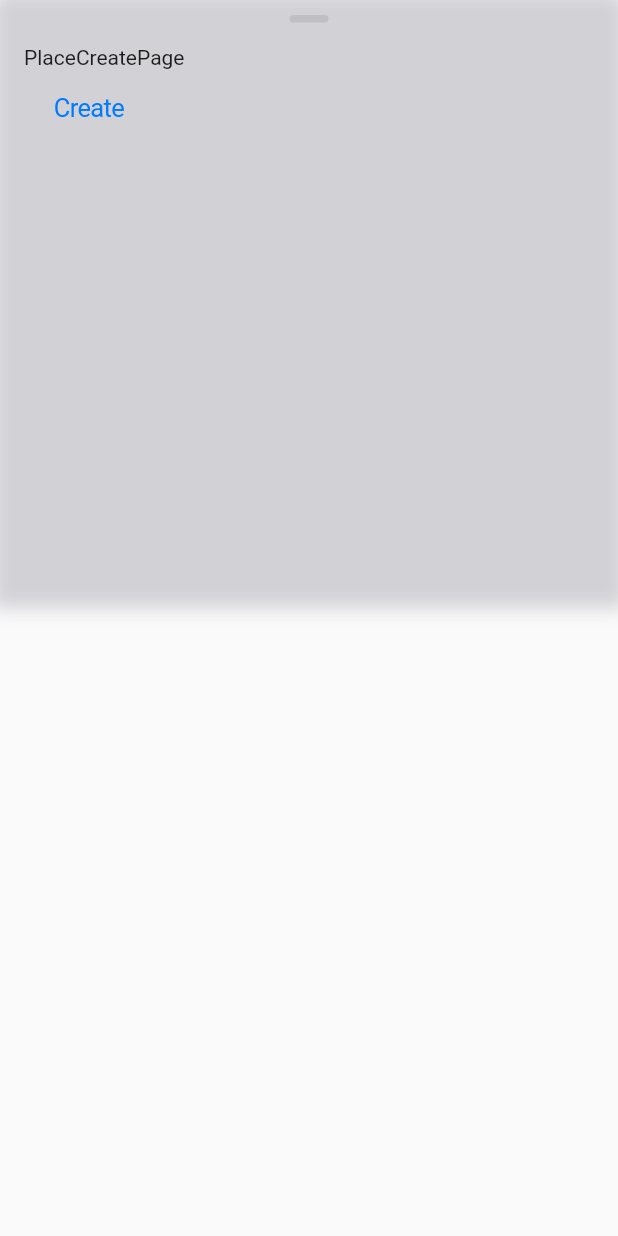
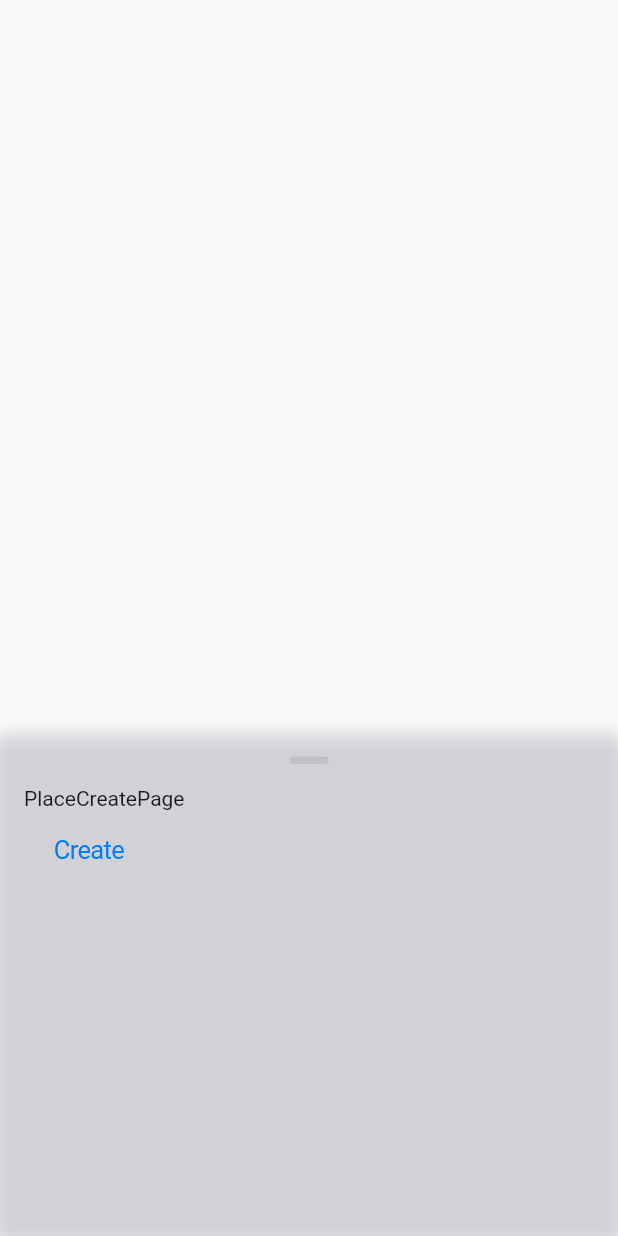
Before and after one commit to toyoshin5/gohan_map, a Flutter app: the GohanAppModal widget shown alone on an empty page, opened directly, on a phone screen of 412 x 824 dp. Run offline on Flutter 3.47's test engine with Material 2 defaults, Android fonts, the phone set to English and light mode, and no system bars; statements that could not run were skipped.

Commit message:
各Modalスライドアップできるようにした

```diff
--- a/lib/component/gohan_app_modal.dart
+++ b/lib/component/gohan_app_modal.dart
@@ -1,17 +1,24 @@
 import 'package:flutter/Cupertino.dart';
+import 'package:flutter/material.dart';
 
+///下から出てくるモーダルウィジェットの中身の雛形
 class GohanAppModal extends StatelessWidget {
-  final double? height;
-  final Widget child;
+  final Widget child; //bodyとなるウィジェット
+  final double initialChildSize; //初期の大きさが画面の高さの何倍か
+  final double minChildSize; //最小の大きさが親ウェジェットの何倍か
+  final double maxChildSize; //最大の大きさが親ウェジェットの何倍か
   const GohanAppModal({
+    this.initialChildSize = 0.4,
+    this.minChildSize = 0.2,
+    this.maxChildSize = 0.8,
     required this.child,
-    this.height,
     Key? key,
   }) : super(key: key);
   @override
   Widget build(BuildContext context) {
+    return DraggableScrollableSheet(
+      builder: (BuildContext context, scrollController) {
         return Container(
-      height: height,
           decoration: const BoxDecoration(
             color: CupertinoColors.white,
             boxShadow: [
@@ -27,6 +34,9 @@ class GohanAppModal extends StatelessWidget {
               topRight: Radius.circular(10.0),
             ),
           ),
+          child: SingleChildScrollView(
+            //DraggableScrollableSheeの子要素は必ずScrollableなウィジェットである必要がある
+            controller: scrollController,
             child: Column(
               children: [
                 Container(
@@ -44,6 +54,12 @@ class GohanAppModal extends StatelessWidget {
                 ),
               ],
             ),
+          ),
+        );
+      },
+      initialChildSize: initialChildSize /*最初の大きさが親ウェジェットの何倍か*/,
+      minChildSize: minChildSize /*最小の大きさが親ウェジェットの何倍か*/,
+      maxChildSize: maxChildSize /*最大の大きさが親ウェジェットの何倍か*/,
     );
   }
 }
--- a/lib/view/map_page.dart
+++ b/lib/view/map_page.dart
@@ -66,6 +66,7 @@ class MapPage extends StatelessWidget {
                     barrierColor: Colors.black.withOpacity(0),
                     context: context,
                     isScrollControlled: true,
+                    backgroundColor: Colors.transparent,
                     builder: (context) {
                       return const PlaceDetailPage();
                     },
--- a/lib/view/place_create_page.dart
+++ b/lib/view/place_create_page.dart
@@ -6,7 +6,6 @@ class PlaceCreatePage extends StatelessWidget {
   const PlaceCreatePage({Key? key}) : super(key: key);
   Widget build(BuildContext context) {
     return GohanAppModal(
-      height: 400,
       child: Padding(
         padding: const EdgeInsets.symmetric(horizontal: 16),
         child: Column(
--- a/lib/view/place_detail_page.dart
+++ b/lib/view/place_detail_page.dart
@@ -9,7 +9,7 @@ class PlaceDetailPage extends StatelessWidget {
   @override
   Widget build(BuildContext context) {
     return GohanAppModal(
-      height: 400,
+      maxChildSize: 1,
       child: Padding(
         padding: const EdgeInsets.symmetric(horizontal: 16),
         child: Column(
@@ -21,6 +21,7 @@ class PlaceDetailPage extends StatelessWidget {
               onPressed: () {
                 showModalBottomSheet(
                   barrierColor: Colors.black.withOpacity(0),
+                  backgroundColor: Colors.transparent,
                   context: context,
                   isScrollControlled: true,
                   builder: (context) {
--- a/lib/view/place_post_page.dart
+++ b/lib/view/place_post_page.dart
@@ -8,7 +8,6 @@ class PlacePostPage extends StatelessWidget {
   @override
   Widget build(BuildContext context) {
     return GohanAppModal(
-      height: 400,
       child: Padding(
         padding: const EdgeInsets.symmetric(horizontal: 16),
         child: Column(
```
Also changed, not shown: lib/view/place_search_page.dart (+3 -12 lines). Lines whose indentation alone changed are shown as unchanged.
